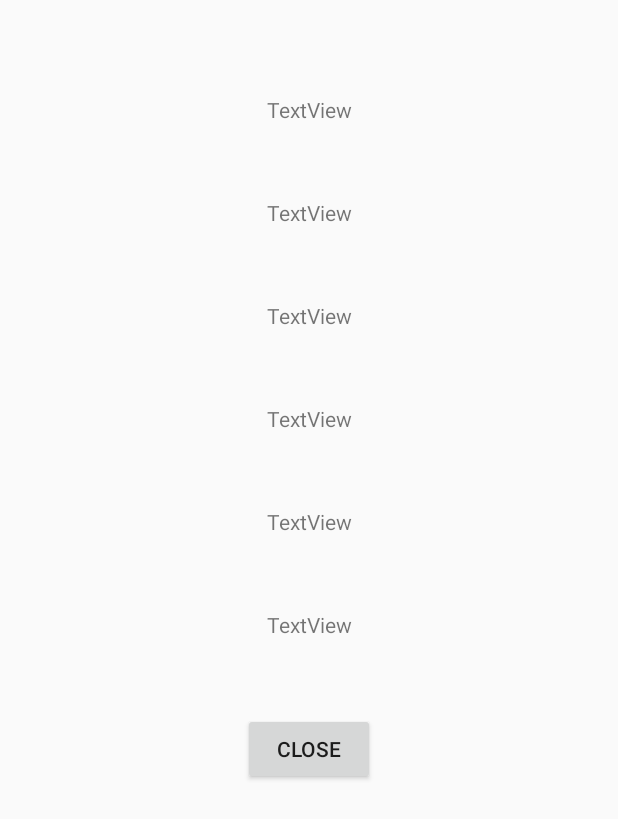
After one commit to jacobzipper/donationTrackerCS2340, an Android app: the layout location_view.xml on its own in the app's theme, with its tools: preview values and no code run, on a phone screen of 412 x 824 dp. The commit adds this screen. Shown: the top 819 px of the screen. Run offline under Robolectric (Android 15) with nearby library versions, the phone set to English and light mode, and no system bars.

Commit message:
location stuff

```diff
--- a/app/build.gradle
+++ b/app/build.gradle
@@ -16,6 +16,10 @@ android {
             proguardFiles getDefaultProguardFile('proguard-android.txt'), 'proguard-rules.pro'
         }
     }
+    compileOptions {
+        targetCompatibility 1.8
+        sourceCompatibility 1.8
+    }
 }
 
 dependencies {
--- a/app/src/main/java/a5x/cs2340/donationtracker/webservice/AccountService.java
+++ b/app/src/main/java/a5x/cs2340/donationtracker/webservice/AccountService.java
@@ -2,10 +2,12 @@ package a5x.cs2340.donationtracker.webservice;
 
 import a5x.cs2340.donationtracker.webservice.bodies.LoginBody;
 import a5x.cs2340.donationtracker.webservice.bodies.RegistrationBody;
+import a5x.cs2340.donationtracker.webservice.responses.GetLocationsResponse;
 import a5x.cs2340.donationtracker.webservice.responses.LoginResponse;
 import a5x.cs2340.donationtracker.webservice.responses.StandardResponse;
 import retrofit2.Call;
 import retrofit2.http.Body;
+import retrofit2.http.GET;
 import retrofit2.http.POST;
 
 public interface AccountService {
@@ -14,4 +16,7 @@ public interface AccountService {
 
     @POST("/registration")
     Call<StandardResponse> register(@Body RegistrationBody body);
+
+    @GET("/locations")
+    Call<GetLocationsResponse> locations();
 }
--- /dev/null
+++ b/app/src/main/res/layout/location_view.xml
@@ -0,0 +1,85 @@
+<?xml version="1.0" encoding="utf-8"?>
+<android.support.constraint.ConstraintLayout xmlns:android="http://schemas.android.com/apk/res/android"
+    xmlns:app="http://schemas.android.com/apk/res-auto"
+    xmlns:tools="http://schemas.android.com/tools"
+    android:layout_width="match_parent"
+    android:layout_height="match_parent">
+
+    <TextView
+        android:id="@+id/name"
+        android:layout_width="wrap_content"
+        android:layout_height="wrap_content"
+        android:layout_marginTop="63dp"
+        android:text="TextView"
+        app:layout_constraintEnd_toEndOf="parent"
+        app:layout_constraintHorizontal_bias="0.5"
+        app:layout_constraintStart_toStartOf="parent"
+        app:layout_constraintTop_toTopOf="parent" />
+
+    <TextView
+        android:id="@+id/latitude"
+        android:layout_width="wrap_content"
+        android:layout_height="wrap_content"
+        android:layout_marginTop="49dp"
+        android:text="TextView"
+        app:layout_constraintEnd_toEndOf="parent"
+        app:layout_constraintHorizontal_bias="0.5"
+        app:layout_constraintStart_toStartOf="parent"
+        app:layout_constraintTop_toBottomOf="@+id/name" />
+
+    <TextView
+        android:id="@+id/longitude"
+        android:layout_width="wrap_content"
+        android:layout_height="wrap_content"
+        android:layout_marginTop="49dp"
+        android:text="TextView"
+        app:layout_constraintEnd_toEndOf="parent"
+        app:layout_constraintHorizontal_bias="0.5"
+        app:layout_constraintStart_toStartOf="parent"
+        app:layout_constraintTop_toBottomOf="@+id/latitude" />
+
+    <TextView
+        android:id="@+id/type"
+        android:layout_width="wrap_content"
+        android:layout_height="wrap_content"
+        android:layout_marginTop="49dp"
+        android:text="TextView"
+        app:layout_constraintEnd_toEndOf="parent"
+        app:layout_constraintHorizontal_bias="0.5"
+        app:layout_constraintStart_toStartOf="parent"
+        app:layout_constraintTop_toBottomOf="@+id/longitude" />
+
+    <TextView
+        android:id="@+id/address"
+        android:layout_width="wrap_content"
+        android:layout_height="wrap_content"
+        android:layout_marginTop="49dp"
+        android:text="TextView"
+        app:layout_constraintEnd_toEndOf="parent"
+        app:layout_constraintHorizontal_bias="0.5"
+        app:layout_constraintStart_toStartOf="parent"
+        app:layout_constraintTop_toBottomOf="@+id/type" />
+
+    <TextView
+        android:id="@+id/phone"
+        android:layout_width="wrap_content"
+        android:layout_height="wrap_content"
+        android:layout_marginTop="49dp"
+        android:text="TextView"
+        app:layout_constraintEnd_toEndOf="parent"
+        app:layout_constraintHorizontal_bias="0.5"
+        app:layout_constraintStart_toStartOf="parent"
+        app:layout_constraintTop_toBottomOf="@+id/address" />
+
+    <Button
+        android:id="@+id/dialogButtonOK"
+        android:layout_width="wrap_content"
+        android:layout_height="wrap_content"
+        android:layout_marginTop="49dp"
+        android:text="Close"
+        app:layout_constraintEnd_toEndOf="parent"
+        app:layout_constraintHorizontal_bias="0.5"
+        app:layout_constraintStart_toStartOf="parent"
+        app:layout_constraintTop_toBottomOf="@+id/phone" />
+
+</android.support.constraint.ConstraintLayout>
```
Also changed, not shown: app/src/main/java/a5x/cs2340/donationtracker/activities/postlogin/GetLocationsTask.java (added, +90 -0 lines), app/src/main/java/a5x/cs2340/donationtracker/activities/postlogin/PostLoginActivity.java (+7 -0 lines), app/src/main/java/a5x/cs2340/donationtracker/webservice/responses/GetLocationsResponse.java (added, +22 -0 lines), app/src/main/java/a5x/cs2340/donationtracker/webservice/responses/responseobjects/Location.java (added, +77 -0 lines), app/src/main/res/layout/activity_post_login.xml (+29 -19 lines).
